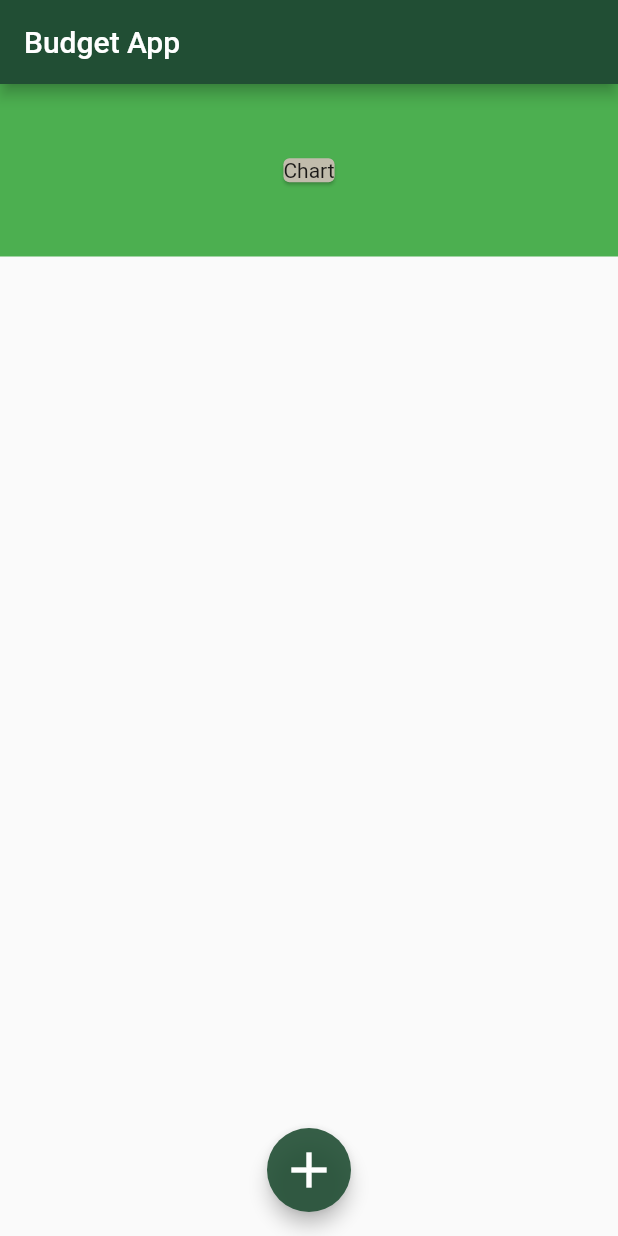
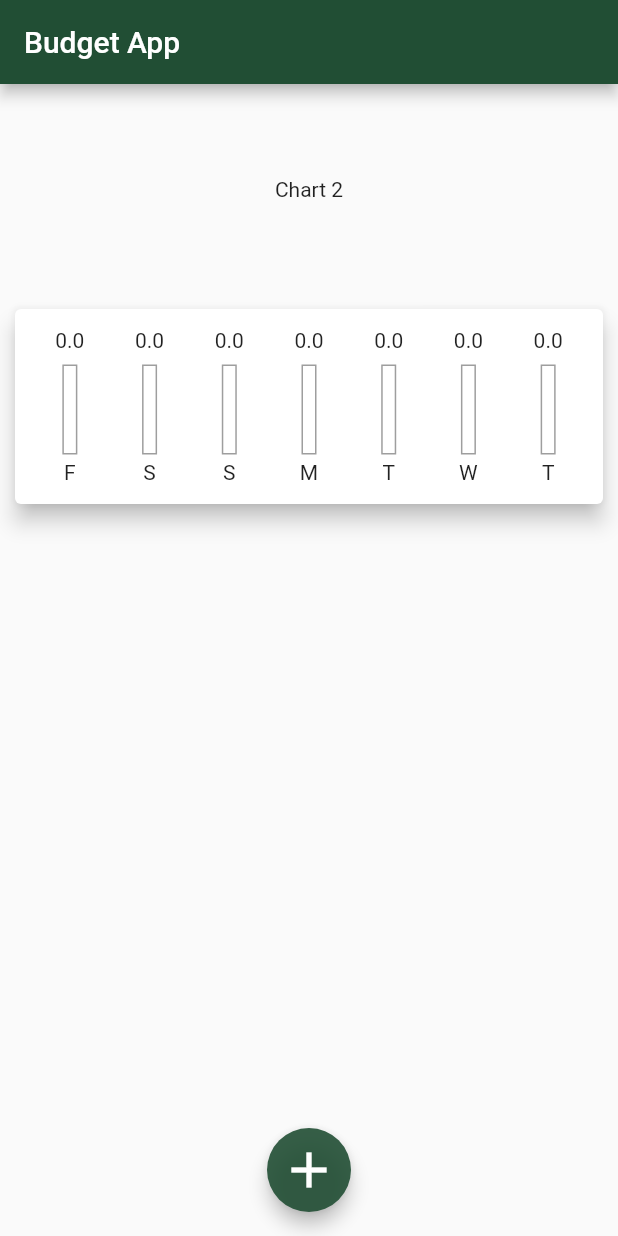
Before and after one commit to VeliKarpuz/BudgetApp, a Flutter app: the screen it shows after launch, on a phone screen of 412 x 824 dp. Run offline on Flutter 3.47's test engine with Material 2 defaults, Android fonts, the phone set to English and light mode, and no system bars; missing offline and left inert: dart:ffi.

Commit message:
Chart added

```diff
--- a/lib/main.dart
+++ b/lib/main.dart
@@ -1,3 +1,5 @@
+import 'package:first_app/widgets/chart.dart';
+import 'package:first_app/widgets/chart_bar.dart';
 import 'package:first_app/widgets/new_transaction.dart';
 import 'package:first_app/widgets/transaction_list.dart';
 import 'package:flutter/material.dart';
@@ -35,6 +37,16 @@ class MyHomePage extends StatefulWidget {
 class _MyHomePageState extends State<MyHomePage> {
   List<Transaction> transactions = [];
 
+  List<Transaction> get recentTransactions {
+    return transactions.where((tx) {
+      return tx.date.isAfter(
+        DateTime.now().subtract(
+          Duration(days: 7),
+        ),
+      );
+    }).toList();
+  }
+
   void startAddNewTransaction(BuildContext context) {
     showModalBottomSheet(
       // backgroundColor: ,
@@ -64,9 +76,6 @@ class _MyHomePageState extends State<MyHomePage> {
 
     setState(() {
       transactions.add(newTx);
-      print(txAmount);
-      print(txDetail);
-      // print(transactions.length);
     });
   }
 
@@ -90,15 +99,12 @@ class _MyHomePageState extends State<MyHomePage> {
         body: Column(
           children: <Widget>[
             Container(
-              color: Colors.green,
-              height: 115,
-              width: double.infinity,
-              child: const Center(
-                child: Card(
-                  child: Text("Chart"),
-                ),
+              height: 140,
+              child: Center(
+                child: Text("Chart 2"),
               ),
             ),
+            Chart(recentTransactions),
             TransactionList(transactions),
           ],
         ),
--- /dev/null
+++ b/lib/widgets/chart.dart
@@ -0,0 +1,65 @@
+import 'package:flutter/material.dart';
+import 'package:intl/intl.dart';
+import './chart_bar.dart';
+import '../models/transaction.dart';
+
+class Chart extends StatelessWidget {
+  final List<Transaction> recentTransactions;
+
+  Chart(this.recentTransactions);
+
+  List<Map<String, dynamic>> get groupedTransactionValues {
+    return List.generate(7, (index) {
+      final weekDay = DateTime.now().subtract(
+        Duration(days: index),
+      );
+      var totalSum = 0.0;
+
+      for (var i = 0; i < recentTransactions.length; i++) {
+        if (recentTransactions[i].date.day == weekDay.day &&
+            recentTransactions[i].date.month == weekDay.month &&
+            recentTransactions[i].date.year == weekDay.year) {
+          totalSum += recentTransactions[i].amount;
+        }
+      }
+
+      return {
+        'day': DateFormat.E().format(weekDay).substring(0, 1),
+        'amount': totalSum,
+      };
+    }).reversed.toList();
+  }
+
+  double get totalSpending {
+    return groupedTransactionValues.fold(0.0, (sum, item) {
+      return sum + item["amount"].abs();
+    });
+  }
+
+  @override
+  Widget build(BuildContext context) {
+    return Card(
+      color: Colors.white,
+      elevation: 6,
+      margin: EdgeInsets.all(10),
+      child: Padding(
+        padding: EdgeInsets.all(10),
+        child: Row(
+          mainAxisAlignment: MainAxisAlignment.spaceAround,
+          children: groupedTransactionValues.map((data) {
+            return Flexible(
+              fit: FlexFit.tight,
+              child: ChartBar(
+                label: data['day'] as String,
+                spendingAmount: data['amount'] as double,
+                percentOfTotal: totalSpending == 0.0
+                    ? 0.0
+                    : (data['amount'].abs() as double) / totalSpending,
+              ),
+            );
+          }).toList(),
+        ),
+      ),
+    );
+  }
+}
--- /dev/null
+++ b/lib/widgets/chart_bar.dart
@@ -0,0 +1,50 @@
+import 'dart:ffi';
+
+import 'package:first_app/models/const.dart';
+import 'package:flutter/material.dart';
+
+class ChartBar extends StatelessWidget {
+  final String label;
+  final double spendingAmount;
+  final double percentOfTotal;
+  ChartBar(
+      {required this.label,
+      required this.spendingAmount,
+      required this.percentOfTotal});
+
+  @override
+  Widget build(BuildContext context) {
+    return Padding(
+      padding: const EdgeInsets.all(3.0),
+      child: Column(
+        children: <Widget>[
+          Container(
+            height: 20,
+            child: Text("$spendingAmount"),
+          ),
+          SizedBox(
+            height: 4,
+          ),
+          Container(
+            height: 60,
+            width: 10,
+            child: Stack(children: <Widget>[
+              Container(
+                decoration: BoxDecoration(
+                  border: Border.all(color: Colors.grey, width: 1),
+                ),
+              ),
+              FractionallySizedBox(
+                heightFactor: percentOfTotal,
+                child: Container(
+                    color: spendingAmount > 0 ? appBarColor : Colors.redAccent),
+              )
+            ]),
+          ),
+          SizedBox(height: 4),
+          Text(label),
+        ],
+      ),
+    );
+  }
+}
--- a/lib/widgets/new_transaction.dart
+++ b/lib/widgets/new_transaction.dart
@@ -36,25 +36,24 @@ class _NewTransactionState extends State<NewTransaction> {
       initialDate: DateTime.now(),
       firstDate: DateTime(2023),
       lastDate: DateTime.now(),
-      // builder: (context, child) {
-      //   return Theme(
-      //     data: Theme.of(context).copyWith(
-      //       colorScheme: const ColorScheme.dark(
-      //           primary: appBarColor,
-      //           onPrimary: Colors.white,
-      //           surface: appBarColor,
-      //           onSurface: Colors.black,
-      //           background: cardBackgroundColor),
-      //     ),
-      //     child: child!,
-      //   );
-      // },
+      builder: (context, child) {
+        return Theme(
+          data: Theme.of(context).copyWith(
+            colorScheme: const ColorScheme.dark(
+                primary: appBarColor,
+                onPrimary: Colors.white,
+                surface: appBarColor,
+                onSurface: Colors.black,
+                background: cardBackgroundColor),
+          ),
+          child: child!,
+        );
+      },
     ).then((pickedDate) {
       setState(() {
         selectedDate = pickedDate!;
       });
     });
-    print("object");
   }
 
   @override
--- a/lib/widgets/transaction_list.dart
+++ b/lib/widgets/transaction_list.dart
@@ -1,7 +1,9 @@
+import 'package:first_app/widgets/chart.dart';
 import 'package:first_app/widgets/new_transaction.dart';
 import 'package:flutter/material.dart';
 import 'package:intl/intl.dart';
 import '../models/transaction.dart';
+import '../main.dart';
 
 class TransactionList extends StatefulWidget {
   final List<Transaction> transactions;
@@ -29,6 +31,16 @@ class _TransactionListState extends State<TransactionList> {
     );
   }
 
+  List<Transaction> get recentTransactions {
+    return widget.transactions.where((tx) {
+      return tx.date.isAfter(
+        DateTime.now().subtract(
+          Duration(days: 7),
+        ),
+      );
+    }).toList();
+  }
+
   void editTransaction(double editAmount, String editDetail) {
     final editTx = Transaction(
       id: DateTime.now().toString(),
@@ -45,8 +57,8 @@ class _TransactionListState extends State<TransactionList> {
 
   void editButton(String id) {
     setState(() {
-      startAddNewTransaction(context);
       widget.transactions.removeWhere((tx) => tx.id == id);
+      Chart(recentTransactions);
     });
   }
 
@@ -74,12 +86,9 @@ class _TransactionListState extends State<TransactionList> {
               ],
             ),
             isThreeLine: true,
-
             dense: false,
-            // visualDensity: VisualDensity(horizontal: 5),
             trailing: IconButton(
               onPressed: () {
-                print(widget.transactions[index].id);
                 editButton(widget.transactions[index].id);
                 NewTransaction(editTransaction);
               },
```
